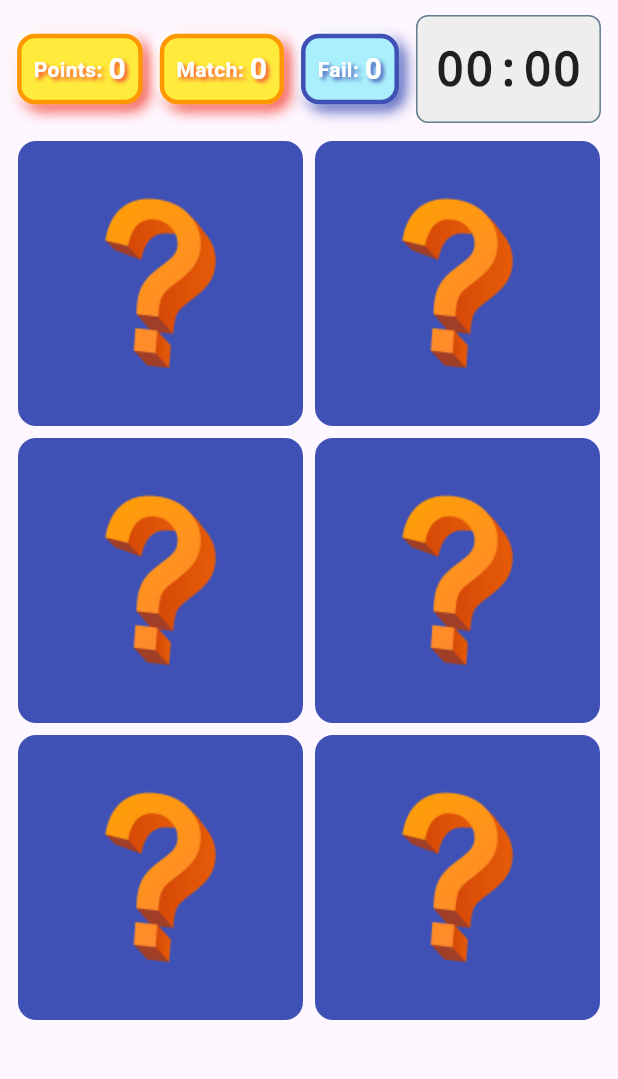
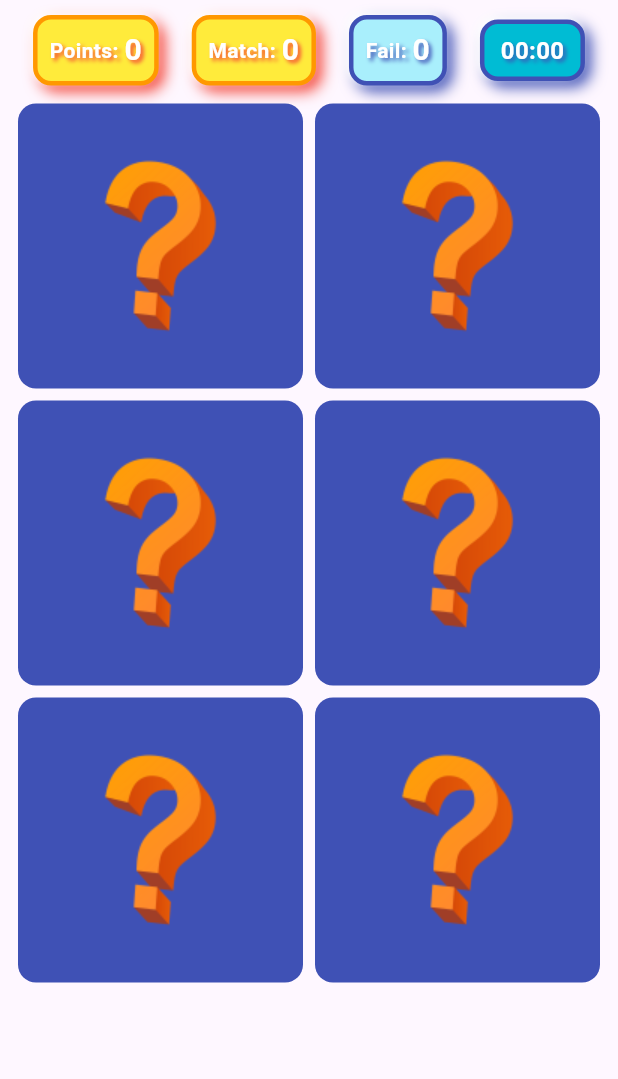
Before and after one commit to TangierDreams/flippy_pairs, a Flutter app: the PagJuego screen opened by its route, on a phone screen of 412 x 824 dp, the part 108-1187 px from its top. Run offline on Flutter 3.47's test engine with Material 3 defaults, Android fonts, the phone set to English and light mode, and no system bars; our stand-ins replace audioplayers, google_fonts, shared_preferences, supabase_flutter; accounts and stored records are empty; network calls fail; Roboto replaces fonts that are missing (Chewy); statements that could not run were skipped.

Commit message:
09/10/2025

```diff
--- a/lib/PROCEDIMIENTOS/WIDGETS/wid_cronometro.dart
+++ b/lib/PROCEDIMIENTOS/WIDGETS/wid_cronometro.dart
@@ -1,5 +1,7 @@
 import 'dart:async';
+import 'package:flippy_pairs/PROCEDIMIENTOS/SERVICIOS/srv_globales.dart';
 import 'package:flutter/material.dart';
+import 'package:google_fonts/google_fonts.dart';
 
 // --------------------------------------------------------------------------
 // CLASE PRINCIPAL DEL WIDGET (Punto de entrada)
@@ -49,7 +51,8 @@ class WidCronometroState extends State<WidCronometro> {
   // 3. FUNCIONES DE CONTROL PÚBLICAS (Llamadas por el componente padre)
   // ------------------------------------------------------------------------
 
-  /// Inicia el cronómetro.
+  // Inicia el cronómetro.
+
   void start() {
     if (_cronometro.isRunning) return;
 
@@ -65,7 +68,8 @@ class WidCronometroState extends State<WidCronometro> {
     });
   }
 
-  /// Detiene (pausa) el cronómetro.
+  // Detiene el cronómetro.
+
   void stop() {
     _timer?.cancel();
     _cronometro.stop();
@@ -108,19 +112,25 @@ class WidCronometroState extends State<WidCronometro> {
   Widget build(BuildContext context) {
     // La UI es un Container simple con el texto en formato MM:SS.
     return Container(
-      padding: const EdgeInsets.all(12.0),
+      width: 70,
+      alignment: Alignment.center,
+      padding: const EdgeInsets.symmetric(horizontal: 8, vertical: 6),
       decoration: BoxDecoration(
-        color: Colors.grey[200],
-        borderRadius: BorderRadius.circular(8.0),
-        border: Border.all(color: Colors.blueGrey),
+        color: Colores.quinto,
+        borderRadius: BorderRadius.circular(12.0),
+        border: Border.all(color: Colores.primero, width: 3),
+        boxShadow: [
+          BoxShadow(color: Colores.primero, blurRadius: 8, offset: const Offset(4, 4)),
+          BoxShadow(color: Colores.blanco, blurRadius: 4, offset: Offset(-2, -2)),
+        ],
       ),
       child: Text(
         _tiempoEnMMSS,
-        style: const TextStyle(
-          fontSize: 32,
+        style: GoogleFonts.comicNeue(
+          fontSize: 16,
           fontWeight: FontWeight.bold,
-          fontFamily: 'Monospace',
-          color: Colors.black87,
+          color: Colores.blanco,
+          shadows: [Shadow(color: Colores.primero, blurRadius: 3, offset: const Offset(2, 2))],
         ),
       ),
     );
```
Also changed, not shown: pubspec.lock.
